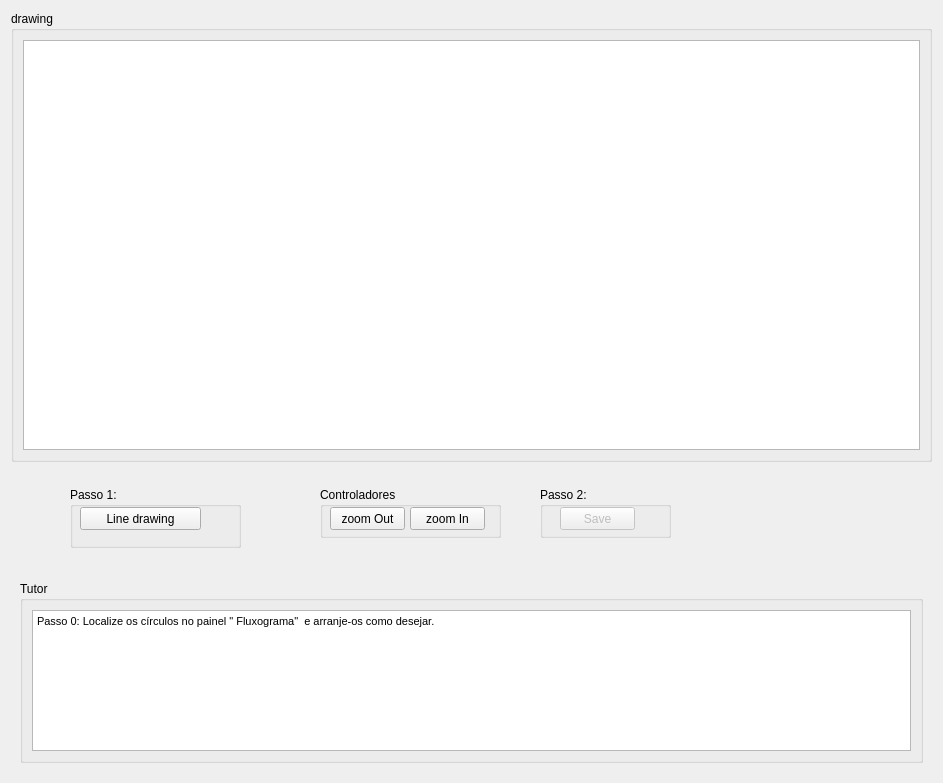
EthoWatcher/ethowatcher, file src/figuramatriz.ui: the form before one commit.
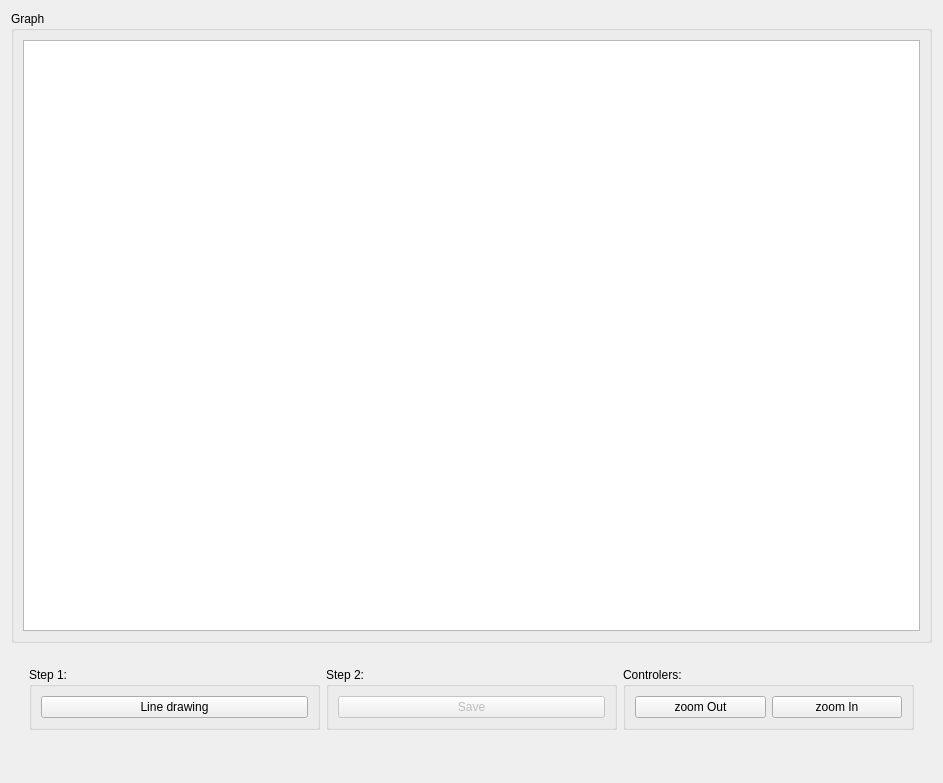
The form after the commit.

Commit message: retirando o tutor da telaMatrizTransicao

```diff
--- a/src/figuramatriz.ui
+++ b/src/figuramatriz.ui
@@ -17,7 +17,7 @@
    <item>
     <widget class="QGroupBox" name="groupBox_5">
      <property name="title">
-      <string>drawing</string>
+      <string>Graph</string>
      </property>
      <layout class="QVBoxLayout" name="verticalLayout_5">
       <item>
@@ -37,100 +37,66 @@
           <height>80</height>
          </size>
         </property>
-        <widget class="QGroupBox" name="groupBox_2">
-         <property name="geometry">
-          <rect>
-           <x>300</x>
-           <y>10</y>
-           <width>181</width>
-           <height>51</height>
-          </rect>
-         </property>
-         <property name="title">
-          <string>Controladores</string>
-         </property>
-         <widget class="QPushButton" name="pbZoomIn">
-          <property name="geometry">
-           <rect>
-            <x>90</x>
-            <y>20</y>
-            <width>75</width>
-            <height>23</height>
-           </rect>
-          </property>
-          <property name="text">
-           <string>zoom In</string>
-          </property>
-         </widget>
-         <widget class="QPushButton" name="pbZoomOut">
-          <property name="geometry">
-           <rect>
-            <x>10</x>
-            <y>20</y>
-            <width>75</width>
-            <height>23</height>
-           </rect>
-          </property>
-          <property name="text">
-           <string>zoom Out</string>
-          </property>
-         </widget>
-        </widget>
+        <layout class="QHBoxLayout" name="horizontalLayout">
+         <item>
         <widget class="QGroupBox" name="groupBox_3">
-         <property name="geometry">
-          <rect>
-           <x>50</x>
-           <y>10</y>
-           <width>171</width>
-           <height>61</height>
-          </rect>
-         </property>
          <property name="title">
-          <string>Passo 1:</string>
-         </property>
+            <string>Step 1:</string>
+           </property>
+           <layout class="QVBoxLayout" name="verticalLayout_6">
+            <item>
          <widget class="QPushButton" name="pbAtualiza">
-          <property name="geometry">
-           <rect>
-            <x>10</x>
-            <y>20</y>
-            <width>121</width>
-            <height>23</height>
-           </rect>
-          </property>
           <property name="text">
            <string>Line drawing</string>
           </property>
          </widget>
-        </widget>
+            </item>
+           </layout>
+          </widget>
+         </item>
+         <item>
         <widget class="QGroupBox" name="groupBox_4">
-         <property name="geometry">
-          <rect>
-           <x>520</x>
-           <y>10</y>
-           <width>131</width>
-           <height>51</height>
-          </rect>
-         </property>
          <property name="title">
-          <string>Passo 2:</string>
-         </property>
+            <string>Step 2:</string>
+           </property>
+           <layout class="QHBoxLayout" name="horizontalLayout_2">
+            <item>
          <widget class="QPushButton" name="pbSave">
           <property name="enabled">
            <bool>false</bool>
           </property>
-          <property name="geometry">
-           <rect>
-            <x>20</x>
-            <y>20</y>
-            <width>75</width>
-            <height>23</height>
-           </rect>
-          </property>
           <property name="text">
            <string>Save</string>
           </property>
          </widget>
-        </widget>
+            </item>
+           </layout>
+          </widget>
+         </item>
+         <item>
+          <widget class="QGroupBox" name="groupBox_2">
+           <property name="title">
+            <string>Controlers:</string>
+           </property>
+           <layout class="QHBoxLayout" name="horizontalLayout_3">
+            <item>
+             <widget class="QPushButton" name="pbZoomOut">
+              <property name="text">
+               <string>zoom Out</string>
+              </property>
+             </widget>
+            </item>
+            <item>
+             <widget class="QPushButton" name="pbZoomIn">
+              <property name="text">
+               <string>zoom In</string>
+              </property>
+             </widget>
+            </item>
+           </layout>
+          </widget>
+         </item>
+        </layout>
        </widget>
       </item>
      </layout>
@@ -144,41 +110,7 @@
        <height>200</height>
       </size>
      </property>
-     <layout class="QVBoxLayout" name="verticalLayout">
-      <item>
-       <widget class="QGroupBox" name="groupBox">
-        <property name="minimumSize">
-         <size>
-          <width>0</width>
-          <height>100</height>
-         </size>
-        </property>
-        <property name="maximumSize">
-         <size>
-          <width>16777215</width>
-          <height>16777215</height>
-         </size>
-        </property>
-        <property name="title">
-         <string>Tutor</string>
-        </property>
-        <layout class="QVBoxLayout" name="verticalLayout_3">
-         <item>
-          <widget class="QTextEdit" name="teTutor">
-           <property name="html">
-            <string>&lt;!DOCTYPE HTML PUBLIC &quot;-//W3C//DTD HTML 4.0//EN&quot; &quot;http://www.w3.org/TR/REC-html40/strict.dtd&quot;&gt;
-&lt;html&gt;&lt;head&gt;&lt;meta name=&quot;qrichtext&quot; content=&quot;1&quot; /&gt;&lt;style type=&quot;text/css&quot;&gt;
-p, li { white-space: pre-wrap; }
-&lt;/style&gt;&lt;/head&gt;&lt;body style=&quot; font-family:'MS Shell Dlg 2'; font-size:8.25pt; font-weight:400; font-style:normal;&quot;&gt;
-&lt;p style=&quot; margin-top:0px; margin-bottom:0px; margin-left:0px; margin-right:0px; -qt-block-indent:0; text-indent:0px;&quot;&gt;Passo 0: Localize os círculos no painel &amp;quot; Fluxograma&amp;quot;  e arranje-os como desejar.&lt;/p&gt;
-&lt;p style=&quot;-qt-paragraph-type:empty; margin-top:0px; margin-bottom:0px; margin-left:0px; margin-right:0px; -qt-block-indent:0; text-indent:0px;&quot;&gt;&lt;br /&gt;&lt;/p&gt;&lt;/body&gt;&lt;/html&gt;</string>
-           </property>
-          </widget>
-         </item>
-        </layout>
-       </widget>
-      </item>
-     </layout>
+     <layout class="QVBoxLayout" name="verticalLayout"/>
     </widget>
    </item>
   </layout>
```
Left out of the diff: 2 changed lines with no effect on the pictures. Lines whose indentation alone changed are shown as unchanged. The commit also changes 3 other files.
